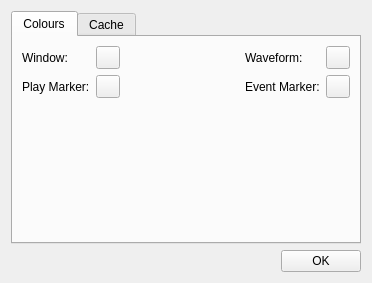
Old version of the form ui/PreferencesDialog.ui in the repository BattyBovine/OpenDynamicCreator.
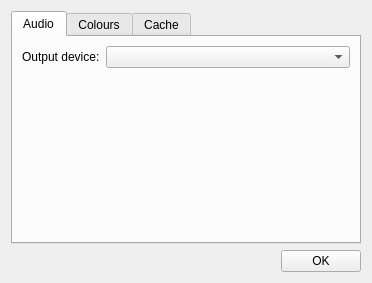
New version of the form. Icons and pictures are not drawn.

Commit message: - Play button automatically resets itself when the song stops. - Preferences dialogue supports output device setting.

The edit to the form file:
```diff
--- a/ui/PreferencesDialog.ui
+++ b/ui/PreferencesDialog.ui
@@ -31,6 +31,42 @@
      <property name="currentIndex">
       <number>0</number>
      </property>
+     <widget class="QWidget" name="tabAudio">
+      <attribute name="title">
+       <string>Audio</string>
+      </attribute>
+      <layout class="QGridLayout" name="gridLayout_2">
+       <item row="0" column="1">
+        <widget class="QComboBox" name="comboOutputDevice"/>
+       </item>
+       <item row="0" column="0">
+        <widget class="QLabel" name="labelOutputDevice">
+         <property name="sizePolicy">
+          <sizepolicy hsizetype="Maximum" vsizetype="Preferred">
+           <horstretch>0</horstretch>
+           <verstretch>0</verstretch>
+          </sizepolicy>
+         </property>
+         <property name="text">
+          <string>Output device:</string>
+         </property>
+        </widget>
+       </item>
+       <item row="1" column="0">
+        <spacer name="verticalSpacer_3">
+         <property name="orientation">
+          <enum>Qt::Vertical</enum>
+         </property>
+         <property name="sizeHint" stdset="0">
+          <size>
+           <width>20</width>
+           <height>0</height>
+          </size>
+         </property>
+        </spacer>
+       </item>
+      </layout>
+     </widget>
      <widget class="QWidget" name="tabColours">
       <attribute name="title">
        <string>Colours</string>
```
Left out of the diff: 2 changed lines with no effect on the pictures. The commit also changes 8 other files.
